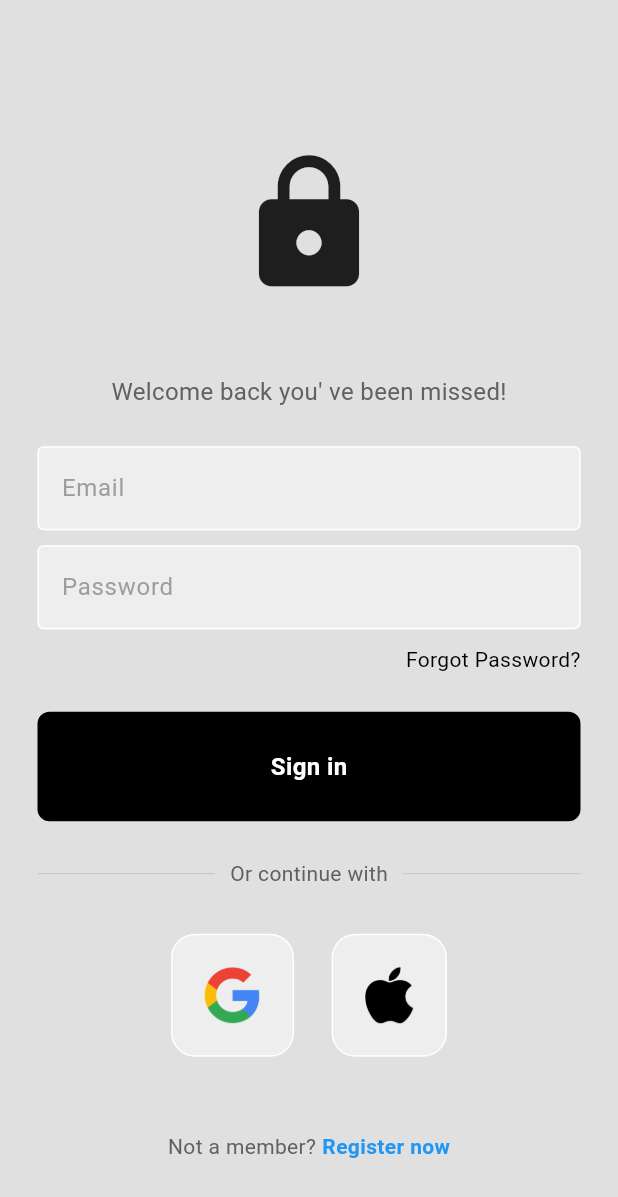
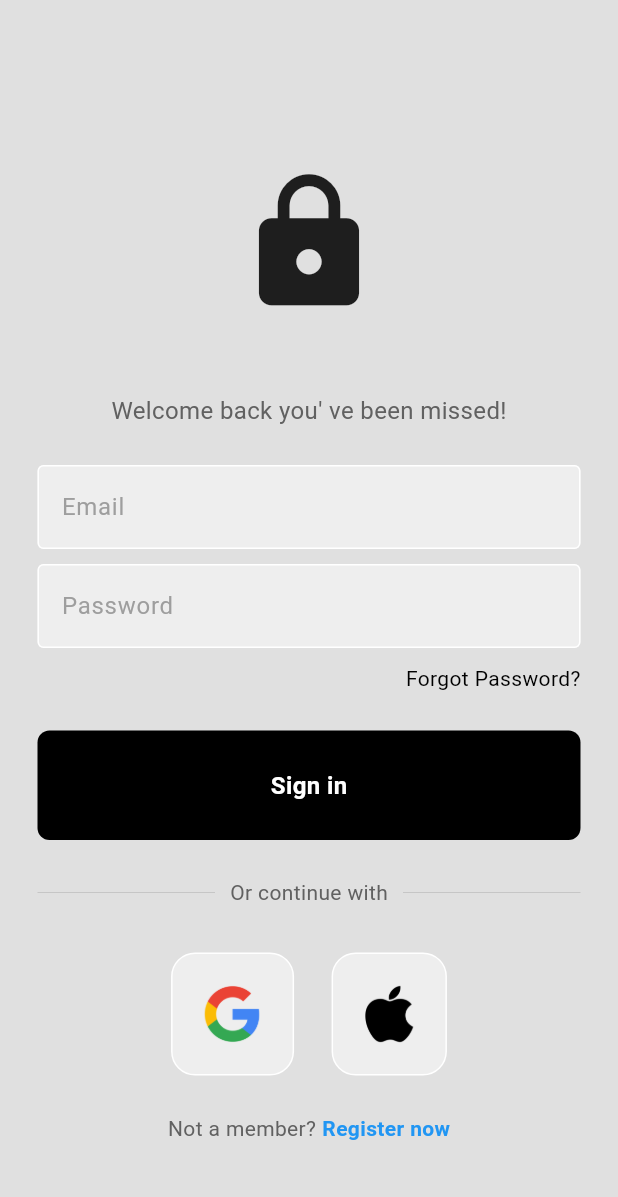
Before and after one commit to Aliaydin2/flutterProject, a Flutter app: the screen it shows after launch, on a phone screen of 412 x 824 dp. Shown: the top 1197 px of the screen. Run offline on Flutter 3.47's test engine with Material 3 defaults, Android fonts, the phone set to English and light mode, and no system bars; our stand-ins replace bloc, firebase_auth, firebase_core; accounts and stored records are empty.

```diff
--- a/lib/pages/login_page.dart
+++ b/lib/pages/login_page.dart
@@ -166,7 +166,7 @@ class _LoginPageState extends State<LoginPage> {
                   ],
                 ),
 
-                const SizedBox(height: 50),
+                const SizedBox(height: 25),
 
                 //not a member? register now
                 Row(
```
Also changed, not shown: lib/pages/register_page.dart (+0 -13 lines).
